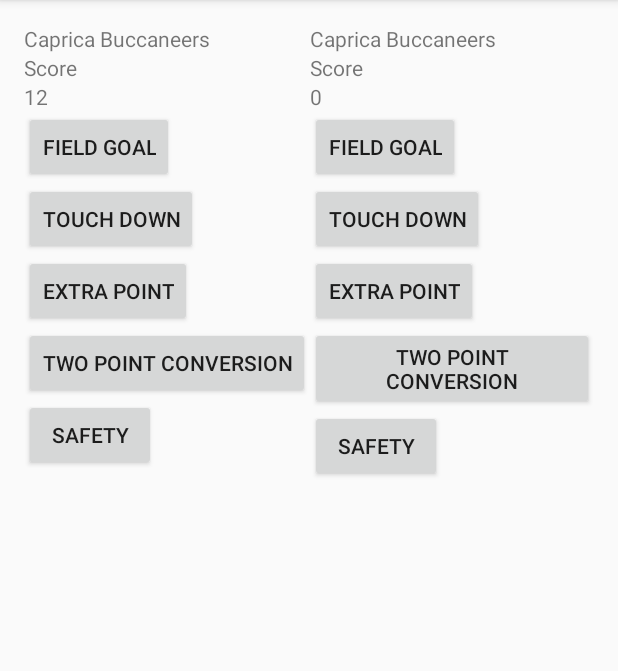
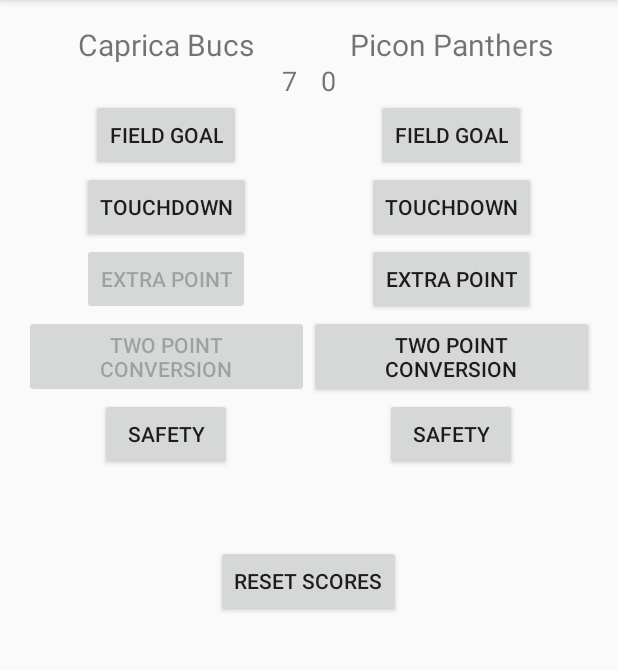
Before and after one commit to SPConrad/udacityAndroidProjectP2, an Android app: the screen it shows after launch (MainActivity), after a tap on "EXTRA POINT", on a phone screen of 412 x 824 dp, the part 84-755 px from its top. Run offline under Robolectric (Android 15) with nearby library versions, the phone set to English and light mode, and no system bars; 3 other taps on this screen came first.

Commit message:
Touchdown must be hit for extra point and 2 point conversion to be enabled. this only works for Team 0.

```diff
--- a/app/src/main/java/com/example/spconrad/udacityp2projectscorekeeper/MainActivity.java
+++ b/app/src/main/java/com/example/spconrad/udacityp2projectscorekeeper/MainActivity.java
@@ -3,6 +3,7 @@ package com.example.spconrad.udacityp2projectscorekeeper;
 import android.os.Bundle;
 import android.support.v7.app.AppCompatActivity;
 import android.view.View;
+import android.widget.Button;
 import android.widget.TextView;
 
 public class MainActivity extends AppCompatActivity {
@@ -16,49 +17,119 @@ public class MainActivity extends AppCompatActivity {
     TextView team0ScoreTextView;
     TextView team1ScoreTextView;
 
+    Button team0ExtraPoint;
+    Button team0TwoPointConversion;
+    Button team1ExtraPoint;
+    Button team1TwoPointConversion;
+
+    int currentTeam = -1;
+
+    boolean[] teamClicked = new boolean[] {false, false};
+
+    /// The grander plan for this app would be to have a single row of buttons and
+    /// be able to select either team 0 or team 1, then the buttons would use
+    /// the parent tag/id to identify the team and assign the new points.
+    /// Additionally, I'd like to add a condition that requires a touchdown happen before an extra
+    /// point or two point conversion can be entered, but that's a bit complicated
+    /// for me at the moment and I believe not entirely necessary for the scope
+    /// of this project.
+
+
     @Override
     protected void onCreate(Bundle savedInstanceState) {
         super.onCreate(savedInstanceState);
         setContentView(R.layout.activity_main);
-
+        ///the textViews are nested within linearLayouts, so we must first get
+        ///those layouts and then search for the textViews
         View team0 = findViewById(R.id.team_0_layout);
         View team1 = findViewById(R.id.team_1_layout);
 
+        ///alright, we have found the necessary views, go in and get the textviews
         int team0id = getResources().getIdentifier("team_" + 0 + "_score", "id", getPackageName());
         team0ScoreTextView = (TextView) team0.findViewById(team0id);
         int team1id = getResources().getIdentifier("team_" + 1 + "_score", "id", getPackageName());
         team1ScoreTextView = (TextView) team1.findViewById(team1id);
+
+        team0ExtraPoint = (Button) team0.findViewById(R.id.extra_point);
+        team0TwoPointConversion = (Button) team0.findViewById(R.id.two_point_conversion);
+
+        team1ExtraPoint = (Button) team0.findViewById(R.id.extra_point);
+        team1TwoPointConversion = (Button) team0.findViewById(R.id.two_point_conversion);
+
+        team0ExtraPoint.setEnabled(false);
+        team0TwoPointConversion.setEnabled(false);
+
+        team1ExtraPoint.setEnabled(false);
+        team1TwoPointConversion.setEnabled(false);
     }
 
+    private void changeButtons(int team, boolean changeTo){
+        team0ExtraPoint.setEnabled(changeTo);
+        team0TwoPointConversion.setEnabled(changeTo);
+    }
+
+    /*public void teamClicked(View view){
+        currentTeam = getTeamNumber(view);
+        teamClicked[currentTeam] = true;
+    }*/
+
+    private int getTeamNumber(View view){
+        ///can't seem to get this to work by simply parseInt on the getTag, so
+        ///first I cast it to a string and then convert it to an int.
+        String s_team = (String) view.getTag();
+        int i_team = Integer.parseInt(s_team);
+        return i_team;
+    }
 
     public void causedSafety(View view){
-        addPoints(view, safety);
+        int team = getTeamNumber(view);
+        addPoints(team, safety);
     }
 
     public void gotFieldGoal(View view){
-        addPoints(view, fieldGoal);
+        int team = getTeamNumber(view);
+        addPoints(team, fieldGoal);
     }
 
-    public void gotTouchDown(View view){
-        addPoints(view, touchDown);
+    public void gotTouchdown(View view){
+        int team = getTeamNumber(view);
+        changeButtons(team, true);
+        addPoints(team, touchDown);
     }
 
     public void gotExtraPoint(View view){
-        addPoints(view, extraPoint);
+        int team = getTeamNumber(view);
+        changeButtons(team, false);
+        addPoints(team, extraPoint);
     }
 
     public void gotTwoPointConversion(View view){
-        addPoints(view, twoPointConversion);
+        int team = getTeamNumber(view);
+        changeButtons(team, false);
+        addPoints(team, twoPointConversion);
     }
 
-    private void addPoints(View view, int score){
-        String team = (String) view.getTag();
-        int i_team = Integer.parseInt(team);
-        teams[i_team] += score;
+    public void resetScores(View view){
+        ///in a larger array this would be a for or forEach loop
+        teams[0] = 0;
+        teams[1] = 0;
+        display();
+    }
+
+    private void addPoints(int team, int score){
+        if (score != 0) {
+            teams[team] += score;
+        } else {
+            ///if the passed in number is a zero then you ought to reset it to 0
+            teams[team] = 0;
+        }
         display();
     }
 
     private void display(){
+        ///rather than passing in the text view, just update them both at the same time.
+        ///obviously not viable for larger more complicated apps, but this is only
+        ///updating two text fields so it's fine for now
         team0ScoreTextView.setText("" + teams[0]);
         team1ScoreTextView.setText("" + teams[1]);
     }
--- a/app/src/main/res/layout/activity_main.xml
+++ b/app/src/main/res/layout/activity_main.xml
@@ -2,41 +2,50 @@
 <LinearLayout xmlns:android="http://schemas.android.com/apk/res/android"
     xmlns:tools="http://schemas.android.com/tools"
     android:id="@+id/activity_main"
-    android:layout_width="match_parent"
-    android:layout_height="match_parent"
-    android:orientation="horizontal"
+    android:layout_width="fill_parent"
+    android:layout_height="wrap_content"
+    android:orientation="vertical"
     android:paddingBottom="@dimen/activity_vertical_margin"
     android:paddingLeft="@dimen/activity_horizontal_margin"
     android:paddingRight="@dimen/activity_horizontal_margin"
     android:paddingTop="@dimen/activity_vertical_margin"
+    android:weightSum="2"
     tools:context="com.example.spconrad.udacityp2projectscorekeeper.MainActivity">
 
     <LinearLayout
+        android:id="@+id/teams_layout"
+        android:layout_width="match_parent"
+        android:layout_height="match_parent"
+        android:orientation="horizontal">
+
+        <LinearLayout
             android:id="@+id/team_0_layout"
-        android:tag="team_0_tag"
-        android:layout_width="wrap_content"
+            android:layout_width="0dp"
             android:layout_height="wrap_content"
-        android:orientation="vertical">
+            android:layout_weight="1"
+            android:orientation="vertical"
+            android:tag="team_0_tag">
 
             <TextView
                 android:layout_width="wrap_content"
-            android:layout_height="wrap_content"
-            android:text="Caprica Buccaneers" />
-
-        <TextView
-            android:layout_width="wrap_content"
-            android:layout_height="wrap_content"
-            android:text="Score" />
+                android:layout_height="25dp"
+                android:layout_gravity="center"
+                android:text="Caprica Bucs"
+                android:textSize="20sp" />
 
             <TextView
                 android:id="@+id/team_0_score"
                 android:layout_width="wrap_content"
                 android:layout_height="wrap_content"
-            android:text="0" />
+                android:layout_gravity="end"
+                android:layout_marginRight="8dp"
+                android:text="0"
+                android:textSize="18sp" />
 
             <Button
                 android:layout_width="wrap_content"
                 android:layout_height="wrap_content"
+                android:layout_gravity="center_horizontal"
                 android:onClick="gotFieldGoal"
                 android:tag="0"
                 android:text="Field Goal" />
@@ -44,59 +53,67 @@
             <Button
                 android:layout_width="wrap_content"
                 android:layout_height="wrap_content"
-            android:onClick="gotTouchDown"
+                android:layout_gravity="center_horizontal"
+                android:onClick="gotTouchdown"
                 android:tag="0"
-            android:text="Touch Down" />
+                android:text="Touchdown" />
 
 
             <Button
+                android:id="@+id/extra_point"
                 android:layout_width="wrap_content"
                 android:layout_height="wrap_content"
+                android:layout_gravity="center_horizontal"
                 android:onClick="gotExtraPoint"
                 android:tag="0"
                 android:text="Extra Point" />
 
             <Button
+                android:id="@+id/two_point_conversion"
                 android:layout_width="wrap_content"
                 android:layout_height="wrap_content"
+                android:layout_gravity="center_horizontal"
                 android:onClick="gotTwoPointConversion"
                 android:tag="0"
                 android:text="Two Point Conversion" />
 
             <Button
-            android:id="@+id/safety"
                 android:layout_width="wrap_content"
                 android:layout_height="wrap_content"
+                android:layout_gravity="center_horizontal"
                 android:onClick="causedSafety"
                 android:tag="0"
                 android:text="Safety" />
         </LinearLayout>
+
         <LinearLayout
             android:id="@+id/team_1_layout"
-        android:tag="team_1_tag"
-        android:layout_width="wrap_content"
+            android:layout_width="0dp"
             android:layout_height="wrap_content"
-        android:orientation="vertical">
+            android:layout_weight="1"
+            android:orientation="vertical"
+            android:tag="team_1_tag">
 
             <TextView
                 android:layout_width="wrap_content"
-            android:layout_height="wrap_content"
-            android:text="Caprica Buccaneers" />
-
-        <TextView
-            android:layout_width="wrap_content"
-            android:layout_height="wrap_content"
-            android:text="Score" />
+                android:layout_height="25dp"
+                android:layout_gravity="center"
+                android:text="Picon Panthers"
+                android:textSize="20sp" />
 
             <TextView
                 android:id="@+id/team_1_score"
                 android:layout_width="wrap_content"
                 android:layout_height="wrap_content"
-            android:text="0" />
+                android:layout_marginLeft="8dp"
+                android:gravity="left"
+                android:text="0"
+                android:textSize="18sp" />
 
             <Button
                 android:layout_width="wrap_content"
                 android:layout_height="wrap_content"
+                android:layout_gravity="center_horizontal"
                 android:onClick="gotFieldGoal"
                 android:tag="1"
                 android:text="Field Goal" />
@@ -104,14 +121,16 @@
             <Button
                 android:layout_width="wrap_content"
                 android:layout_height="wrap_content"
-            android:onClick="gotTouchDown"
+                android:layout_gravity="center_horizontal"
+                android:onClick="gotTouchdown"
                 android:tag="1"
-            android:text="Touch Down" />
+                android:text="Touchdown" />
 
 
             <Button
                 android:layout_width="wrap_content"
                 android:layout_height="wrap_content"
+                android:layout_gravity="center_horizontal"
                 android:onClick="gotExtraPoint"
                 android:tag="1"
                 android:text="Extra Point" />
@@ -119,6 +138,7 @@
             <Button
                 android:layout_width="wrap_content"
                 android:layout_height="wrap_content"
+                android:layout_gravity="center_horizontal"
                 android:onClick="gotTwoPointConversion"
                 android:tag="1"
                 android:text="Two Point Conversion" />
@@ -126,9 +146,21 @@
             <Button
                 android:layout_width="wrap_content"
                 android:layout_height="wrap_content"
+                android:layout_gravity="center_horizontal"
                 android:onClick="causedSafety"
                 android:tag="1"
-            android:text="Safety" />
+                android:text="Safety" />/>
+        </LinearLayout>
     </LinearLayout>
 
+
+    <Button
+        android:layout_width="wrap_content"
+        android:layout_height="wrap_content"
+        android:layout_gravity="center_horizontal"
+        android:layout_marginTop="50dp"
+        android:onClick="resetScores"
+        android:tag="0"
+        android:text="Reset Scores" />
+
 </LinearLayout>
```
Also changed, not shown: 2 other files. Lines whose indentation alone changed are shown as unchanged.
